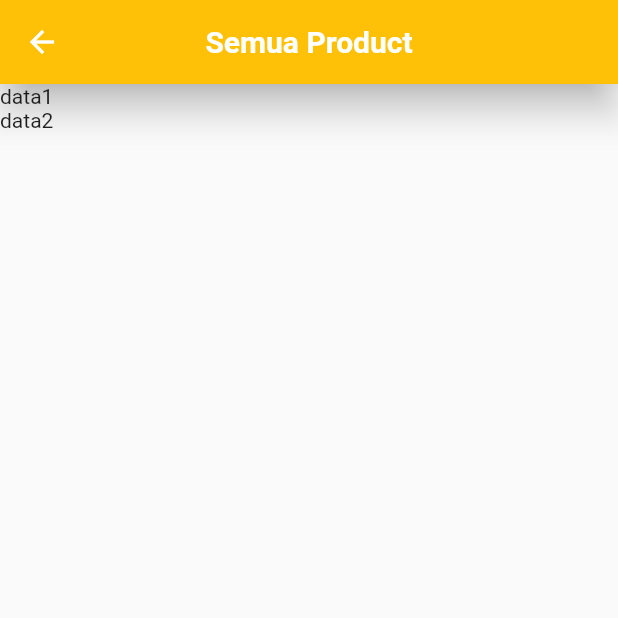
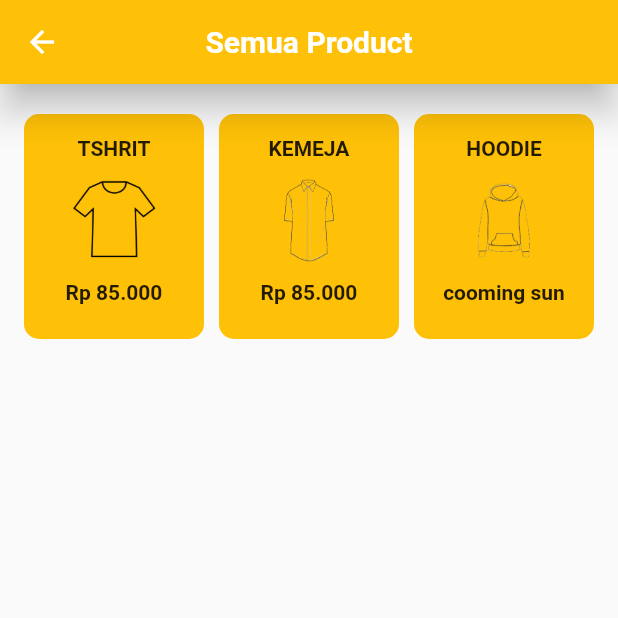
Before and after one commit to NANANGADIUTOMO/flutter_application_1, a Flutter app: the ProductPage screen opened by its route, on a phone screen of 412 x 824 dp, the top half of it. Run offline on Flutter 3.47's test engine with Material 2 defaults, Android fonts, the phone set to English and light mode, and no system bars; our stand-ins replace go_router.

Commit message:
add asset

```diff
--- a/lib/mainPage/ProductPage.dart
+++ b/lib/mainPage/ProductPage.dart
@@ -1,5 +1,4 @@
 import 'package:flutter/material.dart';
-import 'package:go_router/go_router.dart';
 
 class ProductPage extends StatefulWidget {
   const ProductPage({super.key});
@@ -22,12 +21,60 @@ class _ProductPageState extends State<ProductPage> {
             fontWeight: FontWeight.bold),
             ),
       ),
-      body: const Stack(
+      body: Stack(
         children: [
           Column(
             crossAxisAlignment: CrossAxisAlignment.center,
             children: [
-              Text("data1"),
-              Text("data2")],)],),);
+              const SizedBox(height: 20,),
+              Row(
+                mainAxisAlignment: MainAxisAlignment.center,
+              children: [
+                Container(
+                  width: 120,
+                  height: 150,
+                  decoration:  BoxDecoration(color: Colors.amber, borderRadius: BorderRadius.circular(10)),
+                  child: Column(
+                    children: [
+                      const SizedBox(height: 15,),
+                      const Text("TSHRIT",style: TextStyle(fontWeight: FontWeight.bold)),
+                      const SizedBox(height: 10,),
+                      Image.asset("assets/Tshirt.png",
+                                    width: 60,
+                                    height: 60,),
+                      const SizedBox(height: 10,),
+                      const Text("Rp 85.000", style: TextStyle(fontWeight: FontWeight.bold))],)),
+                  const SizedBox(width: 10,),
+                  Container(
+                  width: 120,
+                  height: 150,
+                  decoration: BoxDecoration(color: Colors.amber, borderRadius: BorderRadius.circular(10)),
+                  child: Column(
+                    children: [
+                      const SizedBox(height: 15,),
+                      const Text("KEMEJA", style: TextStyle(fontWeight: FontWeight.bold)),
+                      const SizedBox(height: 10,),
+                      Image.asset("assets/kemeja.png",
+                                    width: 60,
+                                    height: 60,),
+                      const SizedBox(height: 10,),
+                      const Text("Rp 85.000", style: TextStyle(fontWeight: FontWeight.bold))],)),
+                  const SizedBox(width: 10,),
+                  Container(
+                  width: 120,
+                  height: 150,
+                  decoration: BoxDecoration(color: Colors.amber, borderRadius: BorderRadius.circular(10)),
+                  child: Column(
+                    children: [
+                      const SizedBox(height: 15,),
+                      const Text("HOODIE", style: TextStyle(fontWeight: FontWeight.bold)),
+                      const SizedBox(height: 10,),
+                      Image.asset("assets/hoodie.png",
+                                    width: 60,
+                                    height: 60,),
+                      const SizedBox(height: 10,),
+                      const Text("cooming sun", style: TextStyle(fontWeight: FontWeight.bold),)],)),
+                  ],),
+                  ],)],),);
   }
 }
--- a/lib/mainPage/addOrder.dart
+++ b/lib/mainPage/addOrder.dart
@@ -1,7 +1,4 @@
 import 'package:flutter/material.dart';
-import 'package:flutter_application_1/mainPage/HomePage.dart';
-import 'package:go_router/go_router.dart';
-import 'package:get/get.dart';
 
 class AddOrder extends StatefulWidget {
   const AddOrder({super.key});
```
Also changed, not shown: assets/hoodie.png (added), assets/kemeja.png (added).
